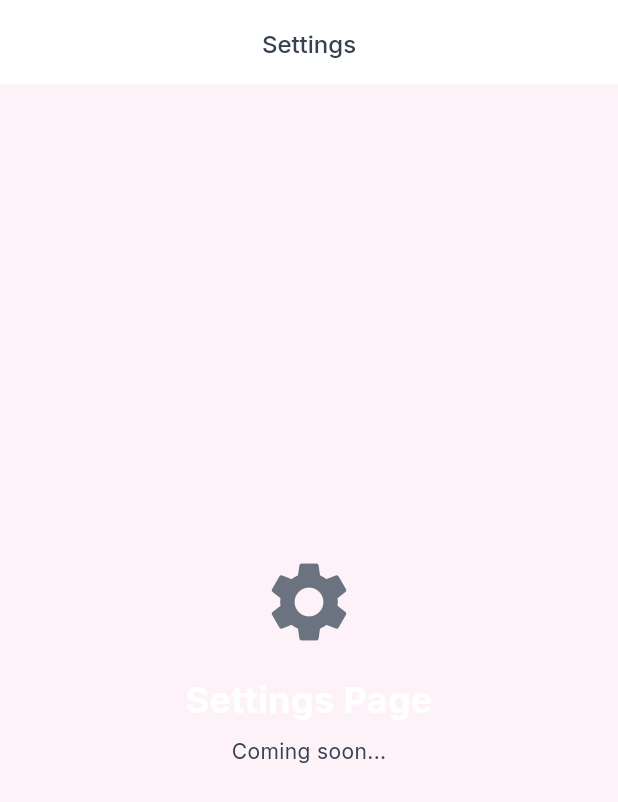
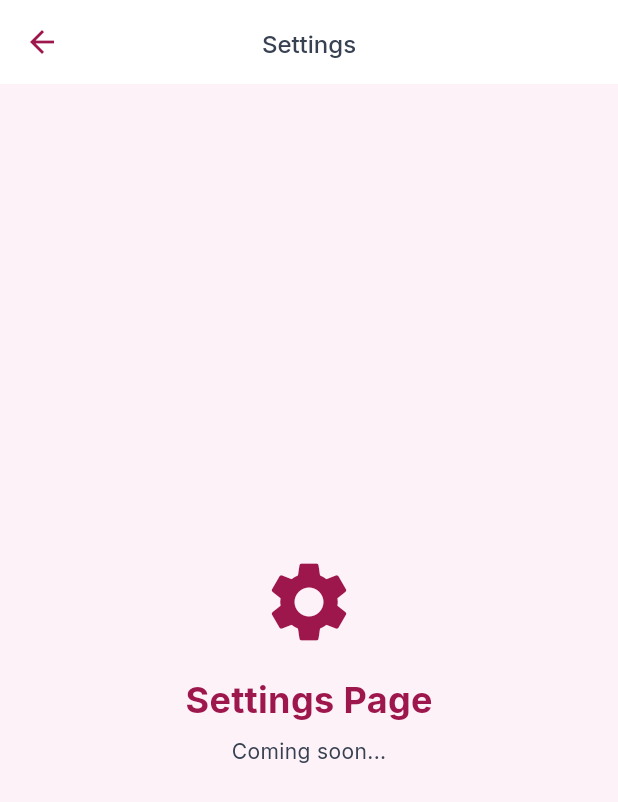
Before and after one commit to PennyPal/Flutter-App, a Flutter app: the DashboardPage screen opened by its route, after a tap on the "settings" icon, on a phone screen of 412 x 824 dp. Shown: the top 802 px of the screen. Run offline on Flutter 3.47's test engine with Material 3 defaults, Android fonts, the phone set to English and light mode, and no system bars; our stand-ins replace flutter_riverpod, go_router, google_fonts, hive_flutter; accounts and stored records are empty; statements that could not run were skipped.

Commit message:
implemented colors and a few button functionalities to most pages

```diff
--- a/CursorAI Coding Project/Pennypal/lib/core/theme/color_scheme.dart
+++ b/CursorAI Coding Project/Pennypal/lib/core/theme/color_scheme.dart
@@ -18,6 +18,7 @@
   static const Color onPrimary = Color(0xFFFFFFFF); // White text on primary
   static const Color onSecondary = Color(0xFF374151); // Dark gray text
   static const Color onSurface = Color(0xFF6B7280); // Medium gray text
+  static const Color onSurfaceDark = Color(0xFF9D174D); // Dark pink/magenta for better contrast
 
   // Semantic Colors
   static const Color success = Color(0xFF10B981); // Positive transactions
--- a/CursorAI Coding Project/Pennypal/lib/features/dashboard/presentation/pages/dashboard_page.dart
+++ b/CursorAI Coding Project/Pennypal/lib/features/dashboard/presentation/pages/dashboard_page.dart
@@ -37,7 +37,7 @@
                         'John Doe', // TODO: Get from user provider
                         style: theme.textTheme.headlineMedium?.copyWith(
                           fontWeight: FontWeight.bold,
-                          color: AppColors.onPrimary,
+                          color: AppColors.onSurfaceDark,
                         ),
                       ),
                     ],
@@ -48,10 +48,13 @@
                         onPressed: () {
                           // TODO: Show notifications
                         },
-                        icon: const Icon(Icons.notifications_outlined),
+                        icon: const Icon(
+                          Icons.notifications_outlined,
+                          color: AppColors.onSurfaceDark,
+                        ),
                         style: IconButton.styleFrom(
                           backgroundColor: AppColors.surface,
-                          foregroundColor: AppColors.onPrimary,
+                          foregroundColor: AppColors.onSurfaceDark,
                         ),
                       ),
                       const SizedBox(width: AppTheme.sm),
@@ -59,10 +62,13 @@
                         onPressed: () {
                           context.go(RouteNames.settings);
                         },
-                        icon: const Icon(Icons.settings_outlined),
+                        icon: const Icon(
+                          Icons.settings_outlined,
+                          color: AppColors.onSurfaceDark,
+                        ),
                         style: IconButton.styleFrom(
                           backgroundColor: AppColors.surface,
-                          foregroundColor: AppColors.onPrimary,
+                          foregroundColor: AppColors.onSurfaceDark,
                         ),
                       ),
                     ],
@@ -136,7 +142,7 @@
                 children: [
                   Expanded(
                     child: _QuickActionCard(
-                      title: 'Add Transaction',
+                      title: 'Add transaction',
                       icon: Icons.add,
                       onTap: () => context.go(RouteNames.transactionAdd),
                     ),
@@ -144,7 +150,7 @@
                   const SizedBox(width: AppTheme.lg),
                   Expanded(
                     child: _QuickActionCard(
-                      title: 'View Budgets',
+                      title: 'Budget',
                       icon: Icons.pie_chart_outline,
                       onTap: () => context.go(RouteNames.budgets),
                     ),
@@ -162,7 +168,7 @@
                     'Recent Transactions',
                     style: theme.textTheme.titleLarge?.copyWith(
                       fontWeight: FontWeight.bold,
-                      color: AppColors.onPrimary,
+                      color: AppColors.onSurfaceDark,
                     ),
                   ),
                   TextButton(
@@ -184,7 +190,7 @@
                 'Budget Overview',
                 style: theme.textTheme.titleLarge?.copyWith(
                   fontWeight: FontWeight.bold,
-                  color: AppColors.onPrimary,
+                  color: AppColors.onSurfaceDark,
                 ),
               ),
 
@@ -202,7 +208,7 @@
                     'Goals Progress',
                     style: theme.textTheme.titleLarge?.copyWith(
                       fontWeight: FontWeight.bold,
-                      color: AppColors.onPrimary,
+                      color: AppColors.onSurfaceDark,
                     ),
                   ),
                   TextButton(
@@ -334,7 +340,7 @@
               title,
               style: theme.textTheme.bodyMedium?.copyWith(
                 fontWeight: FontWeight.w500,
-                color: AppColors.onPrimary,
+                color: AppColors.onSurfaceDark,
               ),
               textAlign: TextAlign.center,
             ),
--- a/CursorAI Coding Project/Pennypal/lib/features/quests/presentation/pages/quests_page.dart
+++ b/CursorAI Coding Project/Pennypal/lib/features/quests/presentation/pages/quests_page.dart
@@ -19,7 +19,7 @@
             Icon(
               Icons.emoji_events,
               size: 64,
-              color: AppColors.onSurface,
+              color: AppColors.onSurfaceDark,
             ),
             SizedBox(height: 16),
             Text(
@@ -27,7 +27,7 @@
               style: TextStyle(
                 fontSize: 24,
                 fontWeight: FontWeight.bold,
-                color: AppColors.onPrimary,
+                color: AppColors.onSurfaceDark,
               ),
             ),
             SizedBox(height: 8),
--- a/CursorAI Coding Project/Pennypal/lib/features/settings/presentation/pages/settings_page.dart
+++ b/CursorAI Coding Project/Pennypal/lib/features/settings/presentation/pages/settings_page.dart
@@ -13,8 +13,11 @@
       appBar: AppBar(
         title: const Text('Settings'),
         leading: IconButton(
-          onPressed: () => context.pop(),
-          icon: const Icon(Icons.arrow_back),
+          onPressed: () => context.go('/home'),
+          icon: const Icon(
+            Icons.arrow_back,
+            color: AppColors.onSurfaceDark,
+          ),
         ),
       ),
       body: const Center(
@@ -24,7 +27,7 @@
             Icon(
               Icons.settings,
               size: 64,
-              color: AppColors.onSurface,
+              color: AppColors.onSurfaceDark,
             ),
             SizedBox(height: 16),
             Text(
@@ -32,7 +35,7 @@
               style: TextStyle(
                 fontSize: 24,
                 fontWeight: FontWeight.bold,
-                color: AppColors.onPrimary,
+                color: AppColors.onSurfaceDark,
               ),
             ),
             SizedBox(height: 8),
--- a/CursorAI Coding Project/Pennypal/lib/features/splash/presentation/pages/splash_page.dart
+++ b/CursorAI Coding Project/Pennypal/lib/features/splash/presentation/pages/splash_page.dart
@@ -91,7 +91,7 @@
                         'PENNY PAL',
                         style: Theme.of(context).textTheme.displayMedium?.copyWith(
                           fontWeight: FontWeight.bold,
-                          color: AppColors.onSecondary,
+                          color: AppColors.onSurfaceDark,
                           letterSpacing: 2,
                         ),
                       ),
@@ -101,7 +101,7 @@
                       Text(
                         'Your financial friend',
                         style: Theme.of(context).textTheme.bodyLarge?.copyWith(
-                          color: AppColors.onSurface,
+                          color: AppColors.onSurfaceDark,
                           fontSize: 16,
                         ),
                       ),
```
Also changed, not shown: CursorAI Coding Project/Pennypal/lib/features/auth/presentation/pages/login_page.dart (+37 -13 lines), CursorAI Coding Project/Pennypal/lib/features/auth/presentation/pages/register_page.dart (+44 -10 lines), CursorAI Coding Project/Pennypal/lib/features/budgets/presentation/pages/budgets_page.dart (+6 -3 lines), CursorAI Coding Project/Pennypal/lib/features/goals/presentation/pages/goals_page.dart (+6 -3 lines), CursorAI Coding Project/Pennypal/lib/features/learn/presentation/pages/learn_page.dart (+6 -3 lines), CursorAI Coding Project/Pennypal/lib/features/profile/presentation/pages/profile_page.dart (+6 -3 lines), CursorAI Coding Project/Pennypal/lib/features/transactions/presentation/pages/transaction_add_page.dart (+6 -3 lines), CursorAI Coding Project/Pennypal/lib/features/transactions/presentation/pages/transactions_page.dart (+10 -4 lines).
